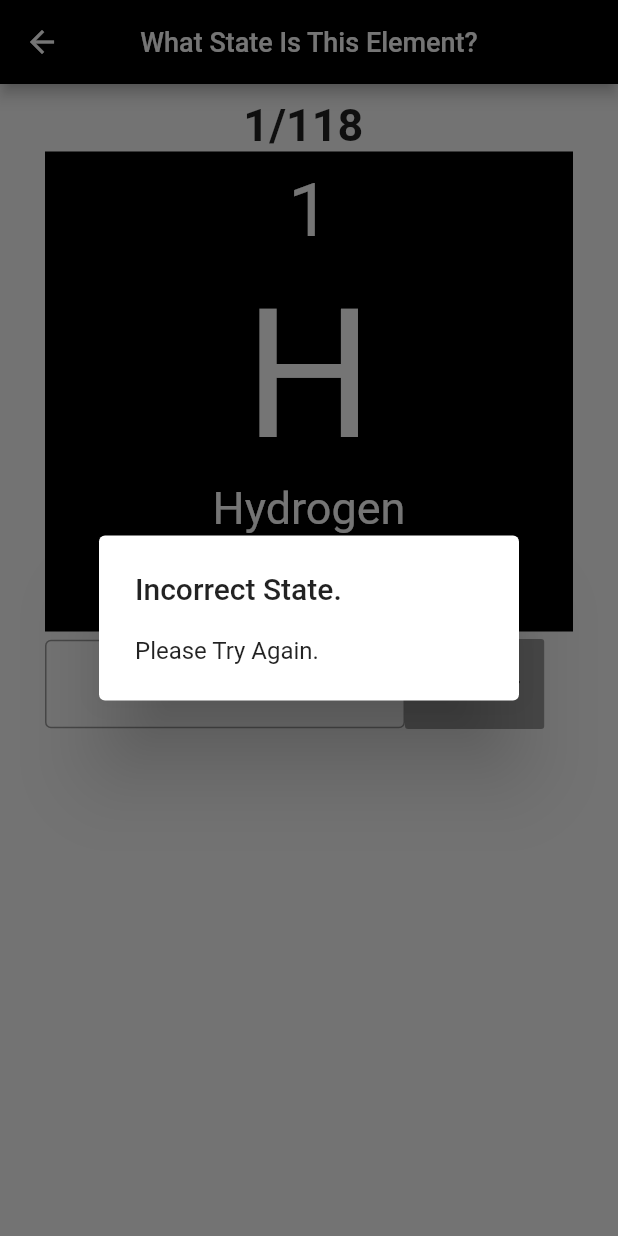
After one commit to kylejava/GrizzHacks-2020, a Flutter app: the CorrectState screen opened by its route, after a tap on "Enter", on a phone screen of 412 x 824 dp. The commit adds this screen. Run offline on Flutter 3.47's test engine with Material 2 defaults, Android fonts, the phone set to English and light mode, and no system bars; our stand-ins replace flip_card; Roboto replaces fonts that are missing (Helvetica).

Commit message:
Added logo, added Create correctState.dart

```diff
--- a/lib/main.dart
+++ b/lib/main.dart
@@ -1,3 +1,5 @@
+import 'package:elementivate/pages/practice/correctGroup.dart';
+import 'package:elementivate/pages/practice/correctState.dart';
 import 'package:flutter/material.dart';
 import 'file:///C:/Users/Kyle/Desktop/grizzhacks-2020/elementivate/lib/pages/learn/element.dart';
 import 'file:///C:/Users/Kyle/Desktop/grizzhacks-2020/elementivate/lib/pages/learn/elementlist.dart';
@@ -19,6 +21,8 @@ class MyApp extends StatelessWidget {
         '/element': (context) => ElementPage(),
         '/activitylist' : (context) => ActivityList(),
         '/correctname': (context) => CorrectName(),
+        '/correctgroup': (context) => CorrectGroup(),
+        '/correctstate' : (context) => CorrectState(),
       },
     );
   }
--- a/lib/pages/learn/element.dart
+++ b/lib/pages/learn/element.dart
@@ -32,7 +32,7 @@ class _ElementPageState extends State<ElementPage> {
     else if(elementInfo['groupBlock'] == 'lanthanoid'){
       return Color(0xFFf6d4a2);
     }
-    else if(elementInfo['groupBlock'] == 'metal' ||elementInfo['groupBlock'] == 'metalloid' || elementInfo['groupBlock'] == 'post-transition metal'  ){
+    else{
       return Color(0xFF9ee5d4);
     }
   }
--- /dev/null
+++ b/lib/pages/practice/correctState.dart
@@ -0,0 +1,163 @@
+import 'package:flutter/cupertino.dart';
+import 'package:flutter/material.dart';
+import 'package:elementivate/data.dart';
+//After the user selects which activity they want to play, this page will give random elements that the user has to type the correct name of the element
+
+class CorrectState extends StatefulWidget {
+  @override
+  _CorrectStateState createState() => _CorrectStateState();
+}
+
+class _CorrectStateState extends State<CorrectState> {
+  final _controller = TextEditingController();
+  var _index = 0;
+  var _numberUserIsOn = 1;
+  var _numberOfElements = elementNames.length-1;
+
+  void dispose(){
+    _controller.dispose();
+    super.dispose();
+  }
+
+  Widget _singleElement(){
+    return Padding(
+      padding: EdgeInsets.fromLTRB(30.0, 0.0, 30.0,0.0),
+      child: Container(
+        color: Colors.black,
+        child: Center(
+          child: Column(
+            children: [
+              SizedBox(height: 10.0),
+              Text(
+                elementNames[_index]['atomicNumber'].toString(),
+                style: TextStyle(
+                    color: Colors.white,
+                    fontSize: 50.0,
+                    fontFamily: 'Helvetica'
+                ) ,
+              ),
+              SizedBox(height: 10.0),
+              Text(
+                elementNames[_index]['symbol'],
+                style: TextStyle(
+                    color: Colors.white,
+                    fontSize: 120.0,
+                    fontFamily: 'Helvetica'
+                ) ,
+              ),
+
+              Text(
+                elementNames[_index]['name'],
+                style: TextStyle(
+                    color: Colors.white,
+                    fontSize: 30.0,
+                    fontFamily: 'Helvetica'
+                ) ,
+              ),
+              SizedBox(height: 30.0),
+              Text(
+                elementNames[_index]['atomicMass'],
+                style: TextStyle(
+                    color: Colors.white,
+                    fontSize: 30.0,
+                    fontFamily: 'Helvetica'
+                ) ,
+              ),
+            ],
+          ),
+        ),
+      ),
+    );
+  }
+
+  @override
+  Widget build(BuildContext context) {
+    return Scaffold(
+      appBar: AppBar(
+        title: Text(
+          'What State Is This Element?',
+          style: TextStyle(
+              color: Colors.white,
+              fontSize: 18.0
+          ),
+        ),
+        backgroundColor: Colors.black,
+        centerTitle: true,
+      ),
+      body: Column(
+        children: [
+          SizedBox(height: 10.0),
+          Text(
+            '$_numberUserIsOn/$_numberOfElements ',
+            style: TextStyle(
+                fontSize: 30.0,
+                fontWeight: FontWeight.bold
+            ),
+          ),
+          _singleElement(),
+          SizedBox(height: 5.0),
+          Row(
+            mainAxisAlignment: MainAxisAlignment.start,
+            children: [
+              Container(
+                padding: EdgeInsets.fromLTRB(30.0, 0.0, 0.0, 0.0),
+                width: 270.0,
+                child: TextFormField(
+                  controller: _controller,
+                  decoration: InputDecoration(border: OutlineInputBorder()),
+                ),
+              ),
+              SizedBox(
+                height: 60.0,
+                child:  FlatButton.icon(
+                    color: Colors.grey,
+                    onPressed: (){
+                      if(_controller.text == elementNames[_index]['standardState']){
+                        if(_numberUserIsOn == _numberOfElements){
+                          AlertDialog(
+                            title: Text('You have finished!'),
+                            content: Text('Redirecting back to the select screen.'),
+                            actions: [
+                              FlatButton(
+                                child: Text('OK'),
+                                onPressed: () {},
+                              ),
+                            ],
+                          );
+                        }
+                        else{
+                          _numberUserIsOn = _numberUserIsOn + 1;
+                          _index = _index + 1;
+                          _controller.clear();
+                          setState(() {
+                            _singleElement();
+                          });
+                        }
+                      }
+                      else{
+                        showDialog(
+                          context: context,
+                          builder: (BuildContext context) {
+                            return AlertDialog(
+                              title: Text('Incorrect State.'),
+                              content: Text('Please Try Again.'),
+                            );
+                          },
+                        );
+                      }
+                    },
+                    icon: Icon(Icons.subdirectory_arrow_right),
+                    label: Text(
+                        'Enter'
+                    )
+                ),
+
+              ),
+
+            ],
+          ),
+        ],
+      ),
+    );
+  }
+}
--- a/pubspec.yaml
+++ b/pubspec.yaml
@@ -45,9 +45,9 @@ flutter:
   uses-material-design: true
 
   # To add assets to your application, add an assets section, like this:
-  # assets:
-  #   - images/a_dot_burr.jpeg
-  #   - images/a_dot_ham.jpeg
+  assets:
+     - assets/logo.png
+
 
   # An image asset can refer to one or more resolution-specific "variants", see
   # https://flutter.dev/assets-and-images/#resolution-aware.
```
Also changed, not shown: lib/pages/home.dart (+6 -8 lines), lib/pages/practice/correctGroup.dart (added, +163 -0 lines), lib/pages/practice/selectActivity.dart (+24 -7 lines), assets/helvetica/Helvetica-Bold.ttf (added), assets/helvetica/Helvetica-BoldOblique.ttf (added), assets/helvetica/Helvetica-Oblique.ttf (added), assets/helvetica/Helvetica.ttf (added), assets/helvetica/helvetica-compressed-5871d14b6903a.otf (added), assets/helvetica/helvetica-light-587ebe5a59211.ttf (added), assets/helvetica/helvetica-rounded-bold-5871d05ead8de.otf (added), assets/logo.png (added).
